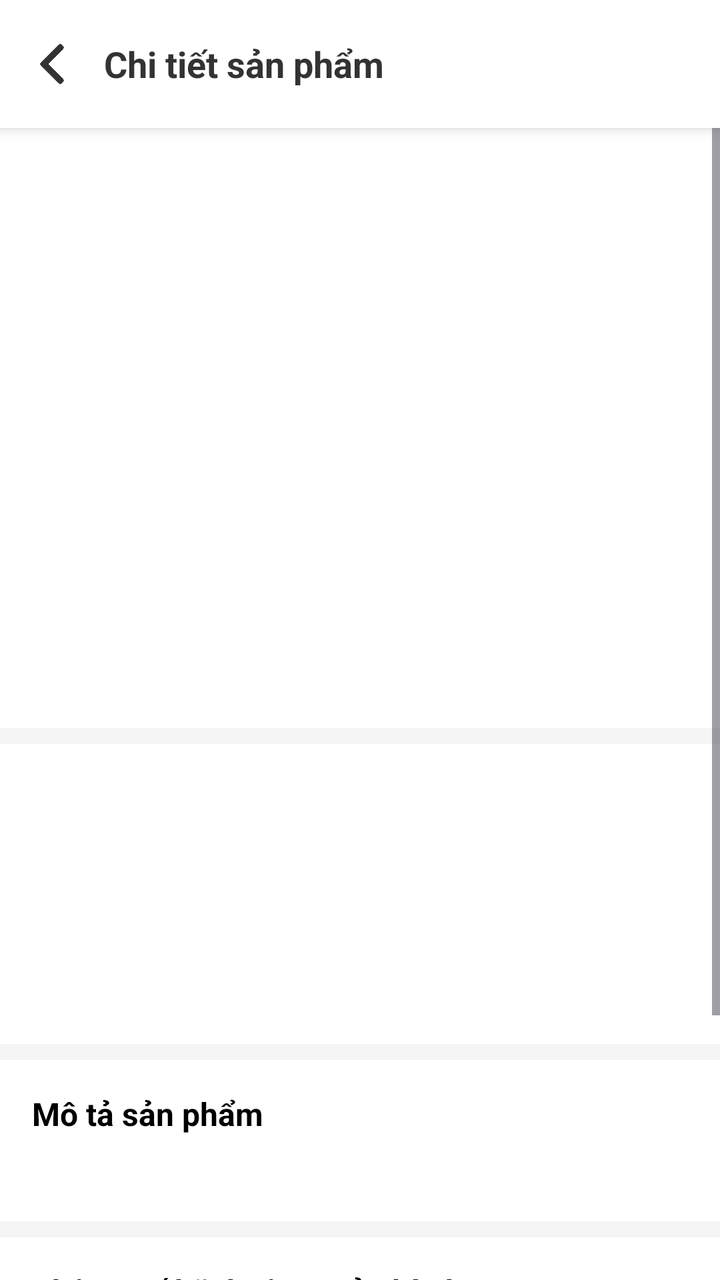
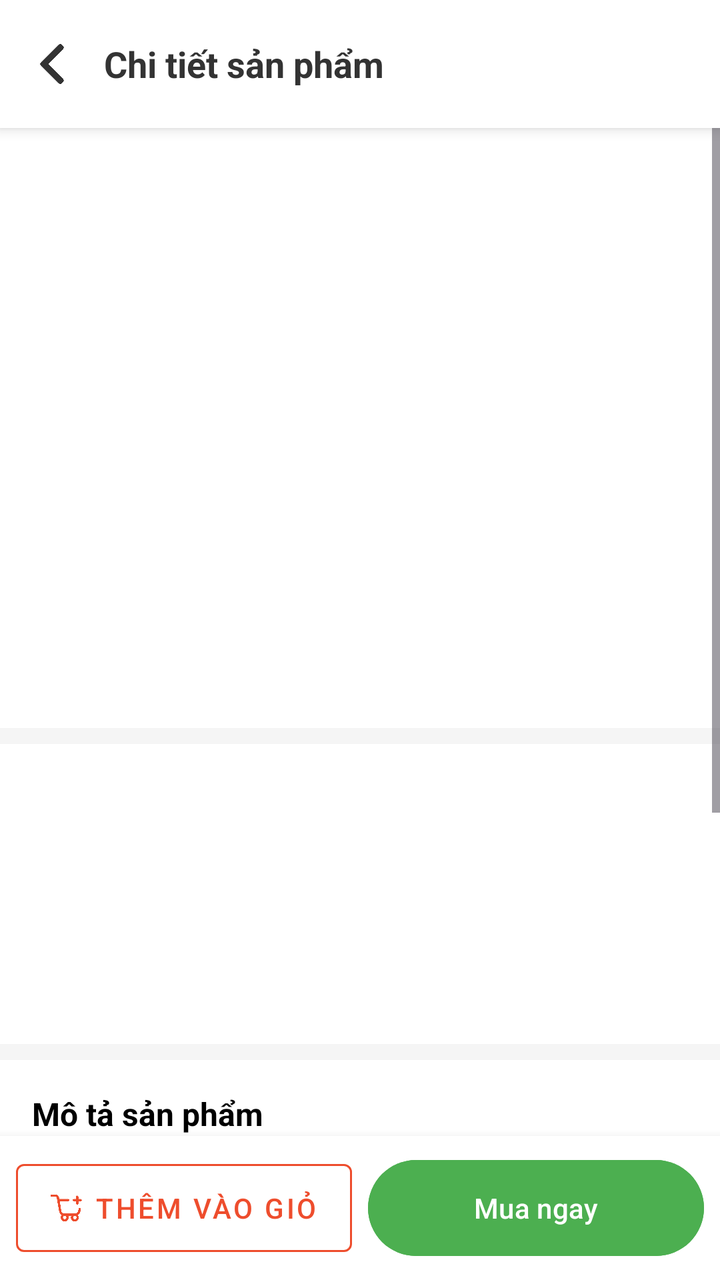

Before-and-after screenshots of an Android layout around one commit, followed by the original layout XML and the change that was made.
<!-- AndroidManifest.xml: application theme Theme.DummyJsonApp -->
<!-- res/layout/activity_detail.xml -->
<?xml version="1.0" encoding="utf-8"?>
<androidx.constraintlayout.widget.ConstraintLayout xmlns:android="http://schemas.android.com/apk/res/android"
    android:layout_width="match_parent"
    android:layout_height="match_parent"
    xmlns:app="http://schemas.android.com/apk/res-auto">
    <LinearLayout
        android:id="@+id/header"
        android:layout_width="match_parent"
        android:layout_height="?attr/actionBarSize"
        android:orientation="horizontal"
        android:gravity="center_vertical"
        android:paddingHorizontal="16dp"
        android:background="#FFFFFF"
        android:elevation="4dp"
        app:layout_constraintTop_toTopOf="parent">

        <ImageView
            android:id="@+id/btnBack"
            android:layout_width="20dp"
            android:layout_height="20dp"
            android:src="@drawable/left_arrow"
            app:tint="#333333"
            android:background="?attr/selectableItemBackgroundBorderless"
            android:clickable="true"
            android:focusable="true"/>

        <TextView
            android:layout_width="wrap_content"
            android:layout_height="wrap_content"
            android:layout_marginStart="16dp"
            android:text="Chi tiết sản phẩm"
            android:textSize="18sp"
            android:textColor="#333333"
            android:textStyle="bold" />
    </LinearLayout>
    <ScrollView
        android:layout_width="match_parent"
        android:layout_height="0dp"
        android:background="#F5F5F5"
        app:layout_constraintTop_toBottomOf="@id/header"
        app:layout_constraintBottom_toBottomOf="parent">

        <LinearLayout
            android:layout_width="match_parent"
            android:layout_height="wrap_content"
            android:orientation="vertical">

            
            <androidx.viewpager2.widget.ViewPager2
                android:id="@+id/viewPagerImages"
                android:layout_width="match_parent"
                android:layout_height="300dp"
                android:background="#FFFFFF" />
            
            <LinearLayout
                android:layout_width="match_parent"
                android:layout_height="wrap_content"
                android:orientation="vertical"
                android:background="#FFFFFF"
                android:padding="16dp"
                android:layout_marginTop="8dp">

                <TextView
                    android:id="@+id/tvDetailTitle"
                    android:layout_width="match_parent"
                    android:layout_height="wrap_content"
                    android:layout_marginTop="8dp"
                    android:textColor="#000000"
                    android:textSize="24sp" />
                <TextView
                    android:id="@+id/tvDetailRating"
                    android:layout_width="match_parent"
                    android:layout_height="wrap_content"
                    android:layout_marginTop="5dp"
                    android:layout_marginBottom="5dp"
                    android:textColor="#000000"
                    android:textSize="12sp" />

                <TextView
                    android:id="@+id/tvOriginalPrice"
                    android:layout_width="wrap_content"
                    android:layout_height="wrap_content"
                    android:textColor="#999999"
                    android:textSize="18sp"/>

                <TextView
                    android:id="@+id/tvDetailPrice"
                    android:layout_width="wrap_content"
                    android:layout_height="wrap_content"
                    android:textColor="#EE4D2D"
                    android:textSize="20sp"
                    android:textStyle="bold"/>

            </LinearLayout>
            <LinearLayout
                android:layout_width="match_parent"
                android:layout_height="wrap_content"
                android:orientation="vertical"
                android:background="#FFFFFF"
                android:padding="16dp"
                android:layout_marginTop="8dp">

                <TextView
                    android:layout_width="wrap_content"
                    android:layout_height="wrap_content"
                    android:text="Mô tả sản phẩm"
                    android:textStyle="bold"
                    android:textSize="16sp"
                    android:textColor="#000000"
                    android:layout_marginBottom="8dp"/>

                <TextView
                    android:id="@+id/tvDescription"
                    android:layout_width="match_parent"
                    android:layout_height="wrap_content"
                    android:textSize="14sp"
                    android:lineSpacingExtra="4dp" />
            </LinearLayout>

            
            <LinearLayout
                android:layout_width="match_parent"
                android:layout_height="wrap_content"
                android:orientation="vertical"
                android:background="#FFFFFF"
                android:padding="16dp"
                android:layout_marginTop="8dp">

                <TextView
                    android:layout_width="wrap_content"
                    android:layout_height="wrap_content"
                    android:text="Thông số kỹ thuật &amp; Bảo hành"
                    android:textStyle="bold"
                    android:textSize="16sp"
                    android:textColor="#000000"
                    android:layout_marginBottom="8dp"/>

                <TextView
                    android:id="@+id/tvTechnicalSpecs"
                    android:layout_width="match_parent"
                    android:layout_height="wrap_content"
                    android:textSize="14sp"
                    android:lineSpacingExtra="4dp" />
            </LinearLayout>

            
            <LinearLayout
                android:layout_width="match_parent"
                android:layout_height="wrap_content"
                android:orientation="vertical"
                android:background="#FFFFFF"
                android:padding="16dp"
                android:layout_marginTop="8dp"
                android:layout_marginBottom="24dp">

                <TextView
                    android:layout_width="wrap_content"
                    android:layout_height="wrap_content"
                    android:text="Đánh giá"
                    android:textStyle="bold"
                    android:textSize="16sp"
                    android:textColor="#000000"
                    android:layout_marginBottom="8dp"/>

                <TextView
                    android:id="@+id/tvReview"
                    android:layout_width="match_parent"
                    android:layout_height="wrap_content"
                    android:textSize="14sp"
                    android:textStyle="italic"/>
            </LinearLayout>

        </LinearLayout>
    </ScrollView>
</androidx.constraintlayout.widget.ConstraintLayout>
<!-- resources referenced by this layout -->
<resources>
  <!-- drawable left_arrow: png bitmap (drawable, 2646 bytes) -->
  <style name="Theme.DummyJsonApp" parent="Base.Theme.DummyJsonApp" />
  <style name="Base.Theme.DummyJsonApp" parent="Theme.Material3.DayNight.NoActionBar">
          
          
      </style>
</resources>

<!-- the commit's change to res/layout/activity_detail.xml (unified diff, before → after) -->
@@ -38,7 +38,8 @@
         android:layout_height="0dp"
         android:background="#F5F5F5"
         app:layout_constraintTop_toBottomOf="@id/header"
-        app:layout_constraintBottom_toBottomOf="parent">
+        app:layout_constraintBottom_toBottomOf="parent"
+        android:layout_marginBottom="70dp">
 
         <LinearLayout
             android:layout_width="match_parent"
@@ -172,4 +173,38 @@
 
         </LinearLayout>
     </ScrollView>
+    <LinearLayout
+        android:id="@+id/bottomBar"
+        android:layout_width="match_parent"
+        android:layout_height="wrap_content"
+        android:orientation="horizontal"
+        android:background="@android:color/white"
+        android:elevation="8dp"
+        android:padding="8dp"
+        app:layout_constraintBottom_toBottomOf="parent"
+        app:layout_constraintStart_toStartOf="parent"
+        app:layout_constraintEnd_toEndOf="parent">
+
+        <com.google.android.material.button.MaterialButton
+            android:id="@+id/btnAddCart"
+            style="@style/Widget.MaterialComponents.Button.OutlinedButton"
+            android:layout_width="0dp"
+            android:layout_height="56dp"
+            android:layout_weight="1"
+            android:layout_marginEnd="8dp"
+            android:text="Thêm vào giỏ"
+            app:strokeColor="#EE4D2D"
+            android:textColor="#EE4D2D"
+            app:icon="@drawable/ic_cart"
+            app:iconTint="#EE4D2D"/>
+
+        <com.google.android.material.button.MaterialButton
+            android:id="@+id/btnBuyNow"
+            android:layout_width="0dp"
+            android:layout_height="56dp"
+            android:layout_weight="1"
+            android:text="Mua ngay"
+            android:backgroundTint="#4CAF50"
+            android:textColor="@android:color/white" />
+    </LinearLayout>
 </androidx.constraintlayout.widget.ConstraintLayout>
<!-- resource entries referenced after the edit -->
@@ -1,5 +1,6 @@
 <!-- resources referenced by this layout -->
 <resources>
+  <!-- drawable ic_cart: png bitmap (drawable, 10026 bytes) -->
   <!-- drawable left_arrow: png bitmap (drawable, 2646 bytes) -->
   <style name="Theme.DummyJsonApp" parent="Base.Theme.DummyJsonApp" />
   <style name="Base.Theme.DummyJsonApp" parent="Theme.Material3.DayNight.NoActionBar">
